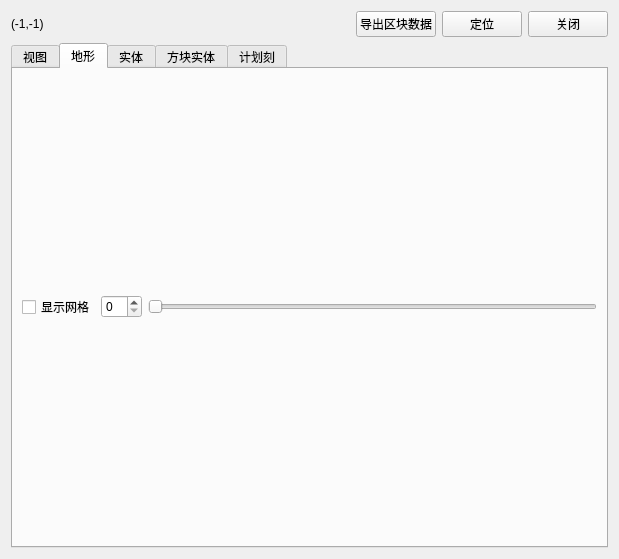
bedrock-dev/BedrockMap, file src/chunkeditorwidget.ui: the form before one commit.
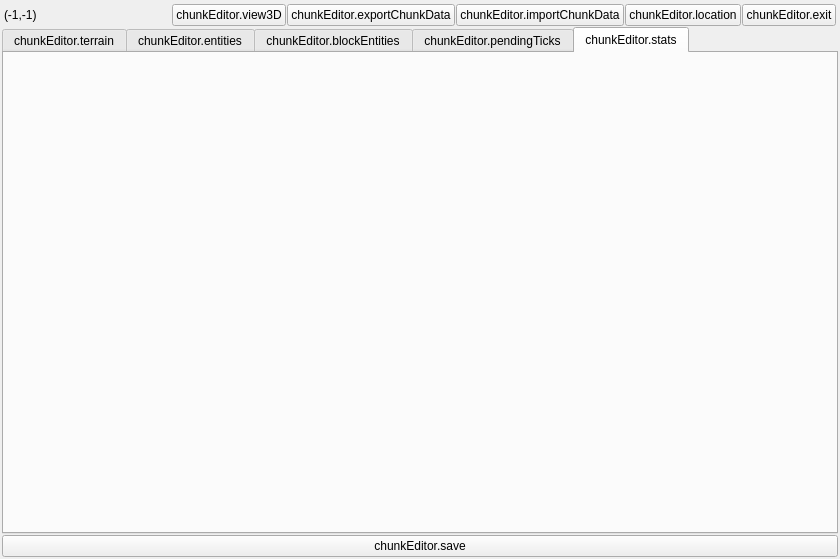
The form after the commit. The open tabs and pages were chosen to show the change.

```diff
--- a/src/chunkeditorwidget.ui
+++ b/src/chunkeditorwidget.ui
@@ -6,7 +6,7 @@
    <rect>
     <x>0</x>
     <y>0</y>
-    <width>619</width>
+    <width>840</width>
     <height>559</height>
    </rect>
   </property>
@@ -17,8 +17,35 @@
    <string notr="true"/>
   </property>
   <layout class="QVBoxLayout" name="verticalLayout">
+   <property name="spacing">
+    <number>1</number>
+   </property>
+   <property name="leftMargin">
+    <number>2</number>
+   </property>
+   <property name="topMargin">
+    <number>2</number>
+   </property>
+   <property name="rightMargin">
+    <number>2</number>
+   </property>
+   <property name="bottomMargin">
+    <number>2</number>
+   </property>
    <item>
     <layout class="QHBoxLayout" name="horizontalLayout">
+     <property name="spacing">
+      <number>1</number>
+     </property>
+     <property name="leftMargin">
+      <number>2</number>
+     </property>
+     <property name="topMargin">
+      <number>2</number>
+     </property>
+     <property name="rightMargin">
+      <number>2</number>
+     </property>
      <item>
       <widget class="QLabel" name="base_info_label">
        <property name="text">
@@ -42,7 +69,21 @@
      <item>
       <widget class="QPushButton" name="dump_btn">
        <property name="text">
-        <string>导出区块数据</string>
+        <string>chunkEditor.view3D</string>
+       </property>
+      </widget>
+     </item>
+     <item>
+      <widget class="QPushButton" name="export_btn">
+       <property name="text">
+        <string>chunkEditor.exportChunkData</string>
+       </property>
+      </widget>
+     </item>
+     <item>
+      <widget class="QPushButton" name="import_btn">
+       <property name="text">
+        <string>chunkEditor.importChunkData</string>
        </property>
       </widget>
      </item>
@@ -55,7 +96,7 @@
         </size>
        </property>
        <property name="text">
-        <string>定位</string>
+        <string>chunkEditor.location</string>
        </property>
       </widget>
      </item>
@@ -68,7 +109,7 @@
         </size>
        </property>
        <property name="text">
-        <string>关闭</string>
+        <string>chunkEditor.exit</string>
        </property>
       </widget>
      </item>
@@ -79,23 +120,31 @@
      <property name="currentIndex">
       <number>0</number>
      </property>
-     <widget class="QWidget" name="render_view_tab">
-      <attribute name="title">
-       <string>视图</string>
-      </attribute>
-      <layout class="QVBoxLayout" name="verticalLayout_7">
-       <item>
-        <widget class="QWidget" name="empty_3d_view_widget" native="true"/>
-       </item>
-      </layout>
-     </widget>
      <widget class="QWidget" name="terrain_tab">
       <attribute name="title">
-       <string>地形</string>
+       <string>chunkEditor.terrain</string>
       </attribute>
       <layout class="QVBoxLayout" name="verticalLayout_3">
+       <property name="spacing">
+        <number>1</number>
+       </property>
+       <property name="leftMargin">
+        <number>2</number>
+       </property>
+       <property name="topMargin">
+        <number>2</number>
+       </property>
+       <property name="rightMargin">
+        <number>2</number>
+       </property>
+       <property name="bottomMargin">
+        <number>2</number>
+       </property>
        <item>
         <layout class="QHBoxLayout" name="horizontalLayout_3" stretch="0,0,1">
+         <property name="spacing">
+          <number>1</number>
+         </property>
          <item>
           <widget class="QCheckBox" name="terrain_show_grid_cb">
            <property name="sizePolicy">
@@ -105,7 +154,7 @@
             </sizepolicy>
            </property>
            <property name="text">
-            <string>显示网格</string>
+            <string>chunkEditor.showGrid</string>
            </property>
           </widget>
          </item>
@@ -131,7 +180,7 @@
      </widget>
      <widget class="QWidget" name="actor_tab">
       <attribute name="title">
-       <string>实体</string>
+       <string>chunkEditor.entities</string>
       </attribute>
       <layout class="QVBoxLayout" name="verticalLayout_2">
        <item>
@@ -148,7 +197,7 @@
      </widget>
      <widget class="QWidget" name="block_actor_tab">
       <attribute name="title">
-       <string>方块实体</string>
+       <string>chunkEditor.blockEntities</string>
       </attribute>
       <layout class="QVBoxLayout" name="verticalLayout_4">
        <item>
@@ -165,23 +214,65 @@
      </widget>
      <widget class="QWidget" name="pt_tab">
       <attribute name="title">
-       <string>计划刻</string>
+       <string>chunkEditor.pendingTicks</string>
       </attribute>
       <layout class="QVBoxLayout" name="verticalLayout_5">
        <item>
         <widget class="QWidget" name="empty_pt_editor_widget" native="true"/>
        </item>
+      </layout>
+     </widget>
+     <widget class="QWidget" name="stats_tab">
+      <attribute name="title">
+       <string>chunkEditor.stats</string>
+      </attribute>
+      <layout class="QVBoxLayout" name="verticalLayout_6">
+       <property name="spacing">
+        <number>2</number>
+       </property>
+       <property name="leftMargin">
+        <number>2</number>
+       </property>
+       <property name="topMargin">
+        <number>2</number>
+       </property>
+       <property name="rightMargin">
+        <number>2</number>
+       </property>
+       <property name="bottomMargin">
+        <number>2</number>
+       </property>
        <item>
-        <widget class="QPushButton" name="save_pt_btn">
+        <widget class="QLabel" name="stats_label">
          <property name="text">
-          <string>保存计划刻数据</string>
+          <string/>
          </property>
         </widget>
        </item>
+       <item>
+        <spacer name="stats_vertical_spacer">
+         <property name="orientation">
+          <enum>Qt::Orientation::Vertical</enum>
+         </property>
+         <property name="sizeHint" stdset="0">
+          <size>
+           <width>20</width>
+           <height>40</height>
+          </size>
+         </property>
+        </spacer>
+       </item>
       </layout>
      </widget>
     </widget>
    </item>
+   <item>
+    <widget class="QPushButton" name="save_btn">
+     <property name="text">
+      <string>chunkEditor.save</string>
+     </property>
+    </widget>
+   </item>
   </layout>
  </widget>
  <resources/>
```
Left out of the diff: 67 changed lines with no effect on the pictures.
